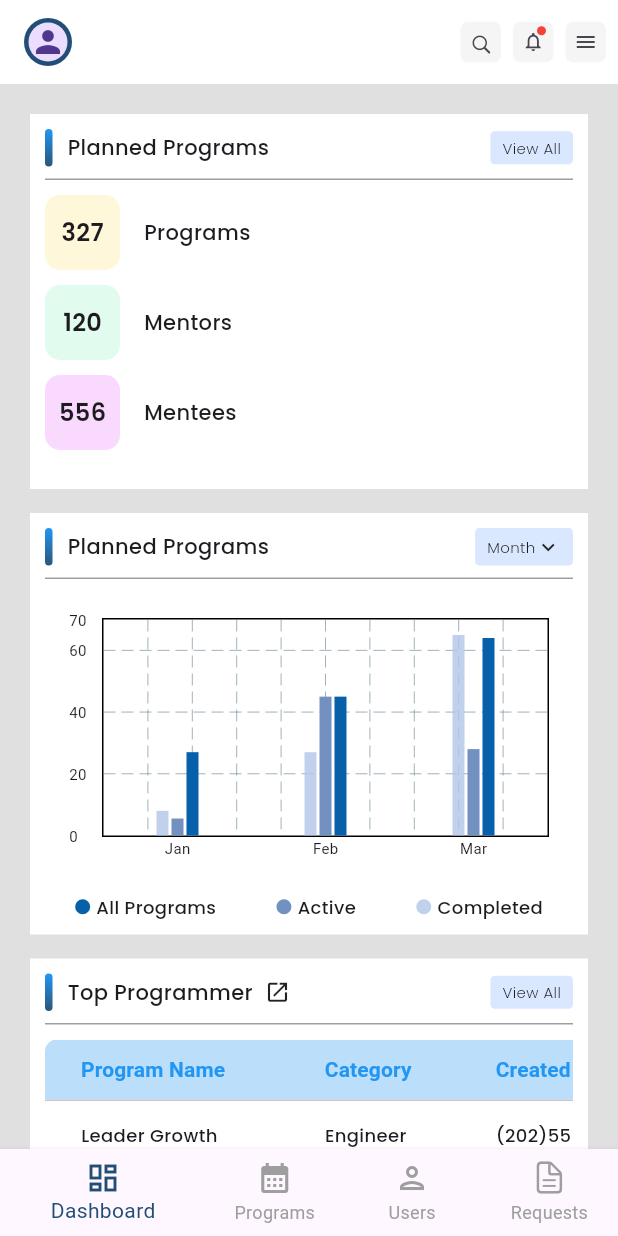
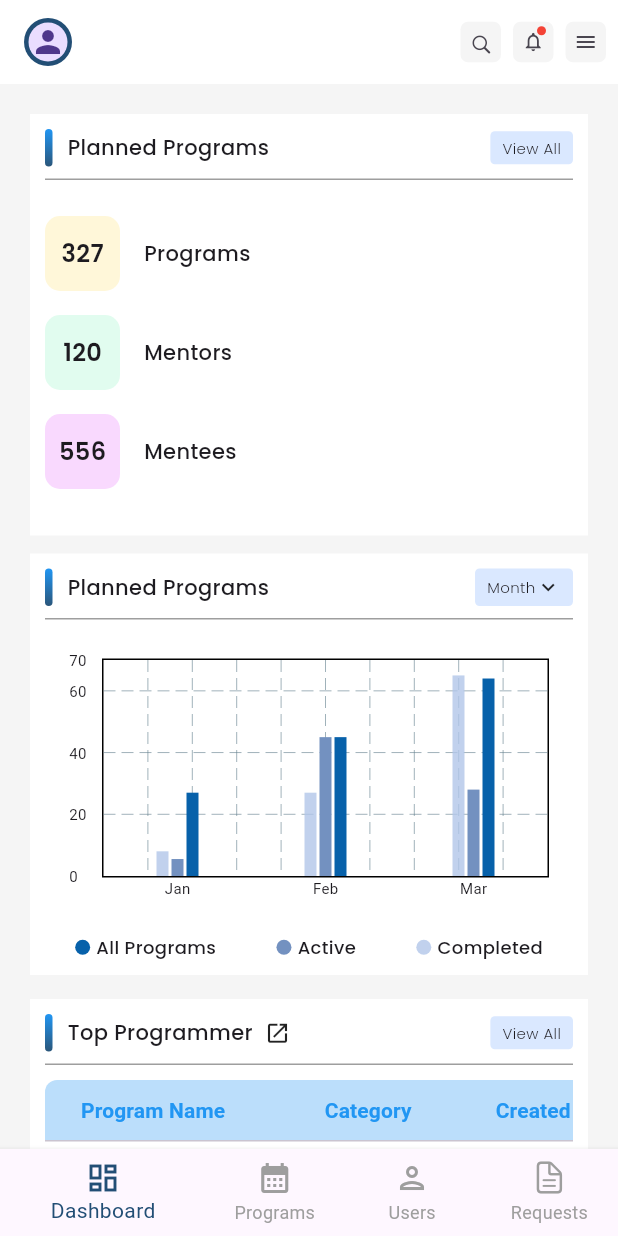
Before and after one commit to vscsudhar/mentor_planner, a Flutter app: the screen it shows after launch, on a phone screen of 412 x 824 dp. Run offline on Flutter 3.47's test engine with Material 3 defaults, Android fonts, the phone set to English and light mode, and no system bars; drawn by our look-alikes of fl_chart; our stand-ins replace stacked, stacked_services, stacked_shared.

Commit message:
update the empty page

```diff
--- a/lib/ui/views/home/home_view.dart
+++ b/lib/ui/views/home/home_view.dart
@@ -3,6 +3,8 @@ import 'package:flutter/material.dart';
 import 'package:mentor_planner/ui/common/shared/styles.dart';
 import 'package:mentor_planner/ui/common/shared/text_style_helpers.dart';
 import 'package:mentor_planner/ui/views/home/widget_screen/dash_board_widget.dart';
+import 'package:mentor_planner/ui/views/home/widget_screen/programs_widget.dart';
+import 'package:mentor_planner/ui/views/home/widget_screen/widgets/right_side_drawer.dart';
 import 'package:stacked/stacked.dart';
 
 import 'home_viewmodel.dart';
@@ -13,7 +15,7 @@ class HomeView extends StackedView<HomeViewModel> {
   @override
   Widget builder(BuildContext context, HomeViewModel viewModel, Widget? child) {
     return Scaffold(
-      backgroundColor: backGroundColor,
+      backgroundColor: backGroundIconColor,
       appBar: AppBar(
         backgroundColor: appwhite1,
         leading: Padding(
@@ -33,31 +35,32 @@ class HomeView extends StackedView<HomeViewModel> {
         ),
         actions: [
           Padding(
-            padding: topPadding10+rightPadding8+bottomPadding10,
+            padding: topPadding10 + rightPadding8 + bottomPadding10,
             child: Container(
               height: 27,
               width: 27,
-              decoration: BoxDecoration(
-                color: backGroundIconColor,
-                borderRadius: BorderRadius.circular(5)
-              ),
-              child: IconButton(onPressed: () {
-
-              }, icon: Icon(CupertinoIcons.search,size: 15,)),
+              decoration: BoxDecoration(color: backGroundIconColor, borderRadius: BorderRadius.circular(5)),
+              child: IconButton(
+                  onPressed: () {},
+                  icon: Icon(
+                    CupertinoIcons.search,
+                    size: 15,
+                  )),
             ),
           ),
           Padding(
-            padding:bottomPadding10+rightPadding8 +topPadding10 ,
+            padding: bottomPadding10 + rightPadding8 + topPadding10,
             child: Container(
               height: 27,
               width: 27,
-                decoration: BoxDecoration(
-                  color: backGroundIconColor,
-                  borderRadius: BorderRadius.circular(5)
-                ),
+              decoration: BoxDecoration(color: backGroundIconColor, borderRadius: BorderRadius.circular(5)),
               child: Stack(
                 children: [
-                  Center(child: Icon(Icons.notifications_none,size: 15,)), // your main notification icon
+                  Center(
+                      child: Icon(
+                    Icons.notifications_none,
+                    size: 15,
+                  )), // your main notification icon
                   Positioned(
                     right: 5,
                     top: 3,
@@ -70,33 +73,43 @@ class HomeView extends StackedView<HomeViewModel> {
                       ),
                     ),
                   ),
-
                 ],
               ),
             ),
           ),
-          Padding(padding: bottomPadding10+topPadding10+rightPadding8,
+          Builder(
+            builder: (context) {
+              return Padding(
+                padding: bottomPadding10 + topPadding10 + rightPadding8,
+                child: GestureDetector(
+                  onTap: () {
+                    Scaffold.of(context).openEndDrawer(); // ✅ Safe here
+                  },
                   child: Container(
                     height: 27,
                     width: 27,
                     decoration: BoxDecoration(
                       color: backGroundIconColor,
                       borderRadius: BorderRadius.circular(5),
-
                     ),
-                    child: Icon(Icons.menu,size: 16,),
+                    child: const Icon(Icons.menu, size: 16),
                   ),
-                  )
-
+                ),
+              );
+            },
+          ),
         ],
       ),
+      endDrawer: RightSideDrawer(),
       body: SafeArea(
         child: SingleChildScrollView(
           child: Padding(
             padding: defaultPadding10,
             child: Column(
               children: [
-                  DashBoardWidget(),
+                viewModel.index == 0 ?
+                DashBoardWidget():
+                ProgramsWidget(),
               ],
             ),
           ),
--- a/lib/ui/views/home/home_viewmodel.dart
+++ b/lib/ui/views/home/home_viewmodel.dart
@@ -18,8 +18,11 @@ class HomeViewModel extends BaseViewModel {
 
   double premium = 40;
   double free = 54;
+  double virtual = 36;
+  double physical = 50;
 
   double get total => premium + free;
+  double get totalMode => virtual + physical;
 
   late Color selectedColorItem = const Color.fromARGB(255, 8, 67, 119);
   Color unSelectedColorItem = Colors.black;
--- a/lib/ui/views/home/widget_screen/dash_board_widget.dart
+++ b/lib/ui/views/home/widget_screen/dash_board_widget.dart
@@ -5,6 +5,7 @@ import 'package:mentor_planner/ui/common/shared/styles.dart';
 import 'package:mentor_planner/ui/views/home/home_viewmodel.dart';
 import 'package:mentor_planner/ui/views/home/widget_screen/widgets/bar_chart.dart';
 import 'package:mentor_planner/ui/views/home/widget_screen/widgets/planned_program.dart';
+import 'package:mentor_planner/ui/views/home/widget_screen/widgets/program_mode_matrics_pie_chart.dart';
 import 'package:mentor_planner/ui/views/home/widget_screen/widgets/program_type_matrics_pie_chart.dart';
 import 'package:mentor_planner/ui/views/home/widget_screen/widgets/top_mentor_table.dart';
 import 'package:mentor_planner/ui/views/home/widget_screen/widgets/top_program_table.dart';
@@ -15,26 +16,44 @@ class DashBoardWidget extends ViewModelWidget<HomeViewModel> {
 
   @override
  Widget build(BuildContext context, HomeViewModel viewModel) {
-    return const Padding(
+  return Padding(
     padding: defaultPadding10,
-      child: Column(
+    child: LayoutBuilder(
+      builder: (context, constraints) {
+        final isMobile = constraints.maxWidth < 600;
+
+        return Column(
+          crossAxisAlignment: CrossAxisAlignment.start,
           children: [
-          Wrap(
-            spacing: 16,
-            runSpacing: 16,
-            children: [
+            isMobile
+                ? Column(
+                    children: const [
                       PlannedProgram(),
+                      SizedBox(height: 12),
                       MyChart(),
+                    ],
+                  )
+                : Row(
+                    crossAxisAlignment: CrossAxisAlignment.start,
+                    children: const [
+                      Expanded(child: PlannedProgram()),
+                      SizedBox(width: 12),
+                      Expanded(child: MyChart()),
                     ],
                   ),
             verticalSpacing16,
-              TopProgramTable(),
+            const TopProgramTable(),
             verticalSpacing16,
-              TopMentorTable(),
+            const TopMentorTable(),
             verticalSpacing16,
-              ProgramTypeMatricsPieChart(),
+            const ProgramTypeMatricsPieChart(),
+            verticalSpacing16,
+            const ProgramModeMatricsPieChart(),
           ],
+        );
+      },
     ),
   );
 }
+
 }
--- a/lib/ui/views/home/widget_screen/widgets/planned_program.dart
+++ b/lib/ui/views/home/widget_screen/widgets/planned_program.dart
@@ -15,7 +15,7 @@ class PlannedProgram extends StatelessWidget {
       viewModelBuilder: () => HomeViewModel(),
       builder: (context, viewModel, child) {
         return Container(
-          height: 250,
+          height: 281,
           width: viewModel.getResponsiveWidth(context),
           color: Colors.white,
           child: Padding(
@@ -59,7 +59,8 @@ class PlannedProgram extends StatelessWidget {
                 ),
                 verticalSpacing8,
                 horizontalDivider1,
-                verticalSpacing10,
+                verticalSpacing16,
+                verticalSpacing8,
                 Row(
                   children: [
                     Container(
@@ -82,7 +83,7 @@ class PlannedProgram extends StatelessWidget {
                     )
                   ],
                 ),
-                verticalSpacing10,
+                verticalSpacing16,
                 Row(
                   children: [
                     Container(
@@ -105,7 +106,7 @@ class PlannedProgram extends StatelessWidget {
                     )
                   ],
                 ),
-                verticalSpacing10,
+                verticalSpacing16,
                 Row(
                   children: [
                     Container(
```
Also changed, not shown: lib/ui/views/home/widget_screen/programs_widget.dart (added, +31 -0 lines), lib/ui/views/home/widget_screen/widgets/program_mode_matrics_pie_chart.dart (+26 -18 lines), lib/ui/views/home/widget_screen/widgets/program_type_matrics_pie_chart.dart (+13 -8 lines), lib/ui/views/home/widget_screen/widgets/right_side_drawer.dart (added, +67 -0 lines). Lines whose indentation alone changed are shown as unchanged.
